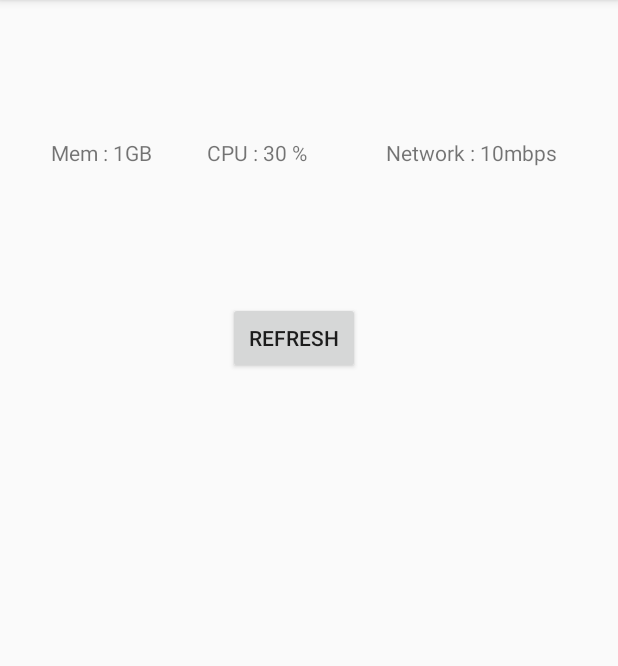
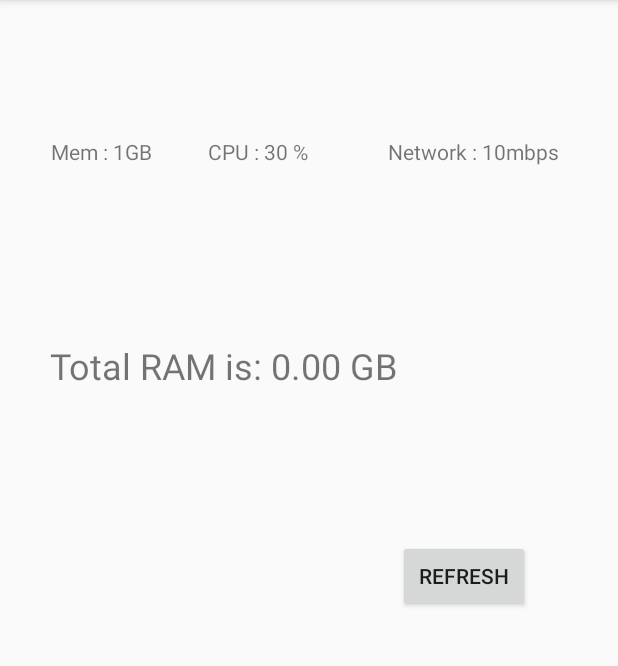
Before and after one commit to atultvarghese/CarSenze, an Android app: the screen it shows after launch (MainActivity), on a phone screen of 412 x 824 dp, the part 84-750 px from its top. Run offline under Robolectric (Android 15) with nearby library versions, the phone set to English and light mode, and no system bars; 4 statements that could not run were skipped.

Commit message:
GETTING MEMORY THORUGH JAVA API

```diff
--- a/automotive/src/main/java/com/randstad/carsenze/MainActivity.java
+++ b/automotive/src/main/java/com/randstad/carsenze/MainActivity.java
@@ -1,5 +1,6 @@
 package com.randstad.carsenze;
 
+import android.app.ActivityManager;
 import android.content.ComponentName;
 import android.content.Context;
 import android.content.Intent;
@@ -49,13 +50,21 @@ public class MainActivity extends AppCompatActivity {
         super.onCreate(savedInstanceState);
       // EdgeToEdge.enable(this);
         setContentView(R.layout.activity_main);
-        ViewCompat.setOnApplyWindowInsetsListener(findViewById(R.id.main), (v, insets) -> {
+        /*ViewCompat.setOnApplyWindowInsetsListener(findViewById(R.id.main), (v, insets) -> {
             Insets systemBars = insets.getInsets(WindowInsetsCompat.Type.systemBars());
             v.setPadding(systemBars.left, systemBars.top, systemBars.right, systemBars.bottom);
             return insets;
         });
+*/
+        bindService(new Intent(this, CarSenzeService.class), serviceConnection, Context.BIND_AUTO_CREATE);
 
-        bindService(new Intent(this, CarSenzeService.class), serviceConnection, Context.BIND_AUTO_CREATE);
+        ActivityManager.MemoryInfo mi = new ActivityManager.MemoryInfo();
+        ActivityManager activityManager = (ActivityManager) getSystemService(ACTIVITY_SERVICE);
+        activityManager.getMemoryInfo(mi);
+        double availableMegs = mi.totalMem / 0x100000L;
+        availableMegs = availableMegs / 1000;
+        TextView mem = findViewById(R.id.MemoryUsage);
+        mem.setText(String.format("Total RAM is: %.2f GB", availableMegs));
     }
 
     @Override
--- a/automotive/src/main/res/layout/activity_main.xml
+++ b/automotive/src/main/res/layout/activity_main.xml
@@ -11,7 +11,6 @@
         android:id="@+id/memory"
         android:layout_width="wrap_content"
         android:layout_height="wrap_content"
-        android:layout_marginStart="1dp"
         android:text="Mem : 1GB "
         app:layout_constraintBaseline_toBaselineOf="@+id/cpu"
         app:layout_constraintEnd_toStartOf="@+id/cpu"
@@ -21,7 +20,7 @@
         android:id="@+id/cpu"
         android:layout_width="wrap_content"
         android:layout_height="wrap_content"
-        android:layout_marginTop="92dp"
+        android:layout_marginTop="91dp"
         android:layout_marginEnd="20dp"
         android:text="CPU : 30 %"
         app:layout_constraintEnd_toStartOf="@+id/network"
@@ -32,7 +31,7 @@
         android:id="@+id/network"
         android:layout_width="wrap_content"
         android:layout_height="wrap_content"
-        android:layout_marginEnd="8dp"
+        android:layout_marginEnd="5dp"
         android:text="Network : 10mbps"
         app:layout_constraintBaseline_toBaselineOf="@+id/cpu"
         app:layout_constraintEnd_toEndOf="parent"
@@ -42,9 +41,19 @@
         android:id="@+id/button"
         android:layout_width="wrap_content"
         android:layout_height="wrap_content"
-        android:layout_marginStart="14dp"
-        android:layout_marginTop="90dp"
         android:text="Refresh"
-        app:layout_constraintStart_toStartOf="@+id/cpu"
-        app:layout_constraintTop_toBottomOf="@+id/cpu" />
+        app:layout_constraintBottom_toBottomOf="parent"
+        app:layout_constraintStart_toEndOf="@+id/MemoryUsage"
+        app:layout_constraintTop_toTopOf="parent" />
+
+    <TextView
+        android:id="@+id/MemoryUsage"
+        android:layout_width="wrap_content"
+        android:layout_height="wrap_content"
+        android:layout_marginStart="33dp"
+        android:layout_marginTop="227dp"
+        android:text="TextView"
+        android:textSize="24sp"
+        app:layout_constraintStart_toStartOf="parent"
+        app:layout_constraintTop_toTopOf="parent" />
 </androidx.constraintlayout.widget.ConstraintLayout>
```
Also changed, not shown: 1 other file.
